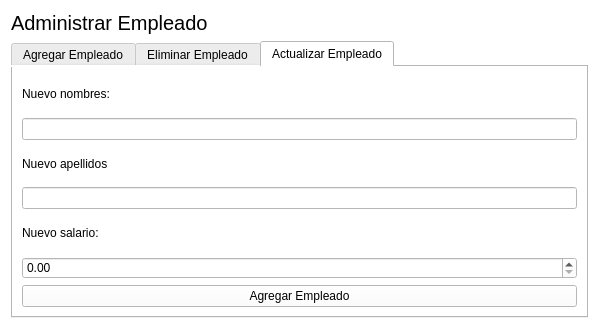
Before: the Qt Designer form Proyecto/adminempleado.ui in carlosvelaquez/ProyectoTBDII, drawn with Qt 5.
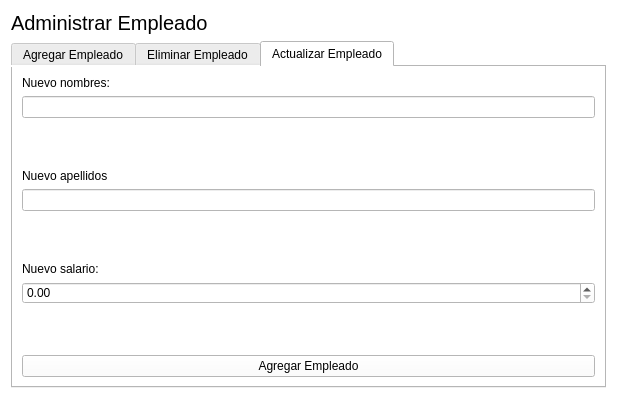
After: the same form once the commit is applied. The open tabs and pages were chosen to show the change.

```diff
--- a/Proyecto/adminempleado.ui
+++ b/Proyecto/adminempleado.ui
@@ -6,8 +6,8 @@
    <rect>
     <x>0</x>
     <y>0</y>
-    <width>599</width>
-    <height>329</height>
+    <width>617</width>
+    <height>399</height>
    </rect>
   </property>
   <property name="windowTitle">
@@ -117,6 +117,19 @@
        <item>
         <widget class="QLineEdit" name="lineEditNuevoNombreEmpleado"/>
        </item>
+       <item>
+        <spacer name="verticalSpacer_4">
+         <property name="orientation">
+          <enum>Qt::Vertical</enum>
+         </property>
+         <property name="sizeHint" stdset="0">
+          <size>
+           <width>20</width>
+           <height>40</height>
+          </size>
+         </property>
+        </spacer>
+       </item>
        <item>
         <widget class="QLabel" name="label_8">
          <property name="text">
@@ -127,6 +140,19 @@
        <item>
         <widget class="QLineEdit" name="lineEditNuevoApellido"/>
        </item>
+       <item>
+        <spacer name="verticalSpacer_5">
+         <property name="orientation">
+          <enum>Qt::Vertical</enum>
+         </property>
+         <property name="sizeHint" stdset="0">
+          <size>
+           <width>20</width>
+           <height>40</height>
+          </size>
+         </property>
+        </spacer>
+       </item>
        <item>
         <widget class="QLabel" name="label_7">
          <property name="text">
@@ -137,6 +163,19 @@
        <item>
         <widget class="QDoubleSpinBox" name="doubleSpinBoxNuevoSalario"/>
        </item>
+       <item>
+        <spacer name="verticalSpacer_6">
+         <property name="orientation">
+          <enum>Qt::Vertical</enum>
+         </property>
+         <property name="sizeHint" stdset="0">
+          <size>
+           <width>20</width>
+           <height>40</height>
+          </size>
+         </property>
+        </spacer>
+       </item>
        <item>
         <widget class="QPushButton" name="pushButtonActualizarEmpleados">
          <property name="text">
```
Left out of the diff: 39 changed lines with no effect on the pictures.
